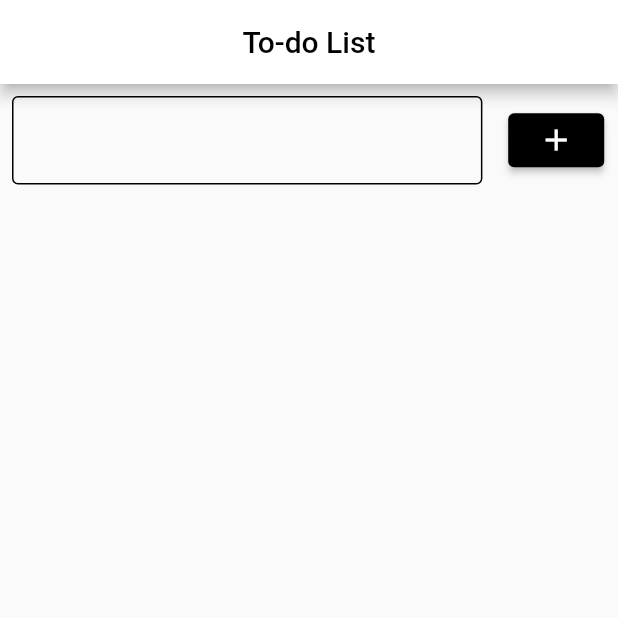
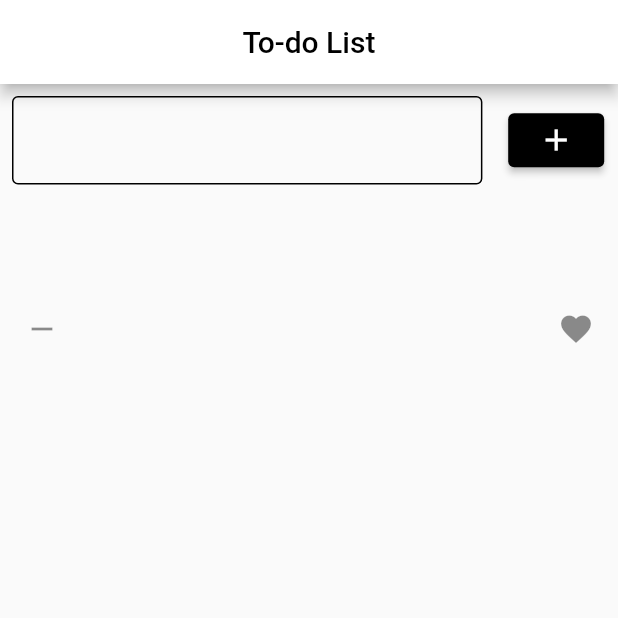
Before and after one commit to vitto2/to-do-list-flutter, a Flutter app: the screen it shows after launch, after a tap on the "add" icon, on a phone screen of 412 x 824 dp, the top half of it. Run offline on Flutter 3.47's test engine with Material 2 defaults, Android fonts, the phone set to English and light mode, and no system bars.

```diff
--- a/to_do_list/lib/pages/home.dart
+++ b/to_do_list/lib/pages/home.dart
@@ -8,6 +8,10 @@ class Home extends StatefulWidget {
 }
 
 class _HomeState extends State<Home> {
+  TextEditingController controller = TextEditingController();
+
+  late List<String> values = [];
+
   @override
   Widget build(BuildContext context) {
     return Scaffold(
@@ -33,8 +37,11 @@ class _HomeState extends State<Home> {
                   child: Padding(
                     padding: const EdgeInsets.all(8.0),
                     child: TextFormField(
+                      controller: controller,
                       decoration: const InputDecoration(
-                          enabledBorder: OutlineInputBorder()),
+                        enabledBorder: OutlineInputBorder(),
+                        focusedBorder: OutlineInputBorder(),
+                      ),
                     ),
                   ),
                 ),
@@ -46,13 +53,34 @@ class _HomeState extends State<Home> {
                       style: ElevatedButton.styleFrom(
                         backgroundColor: Colors.black,
                       ),
-                      onPressed: () {},
+                      onPressed: () {
+                        setState(() {
+                          values.add(controller.text);
+                        });
+                      },
                       child: const Icon(Icons.add),
                     ),
                   ),
                 ),
               ],
-            )
+            ),
+            const SizedBox(
+              height: 60,
+            ),
+            ListView.builder(
+              scrollDirection: Axis.vertical,
+              shrinkWrap: true,
+              itemCount: values.length,
+              itemBuilder: ((context, index) {
+                return SizedBox(
+                  child: ListTile(
+                    leading: const Icon(Icons.remove),
+                    title: Text(values[index]),
+                    trailing: const Icon(Icons.favorite),
+                  ),
+                );
+              }),
+            ),
           ],
         ),
       ),
```
Also changed, not shown: to_do_list/lib/pages/listviewtraining.dart (added, +23 -0 lines).
